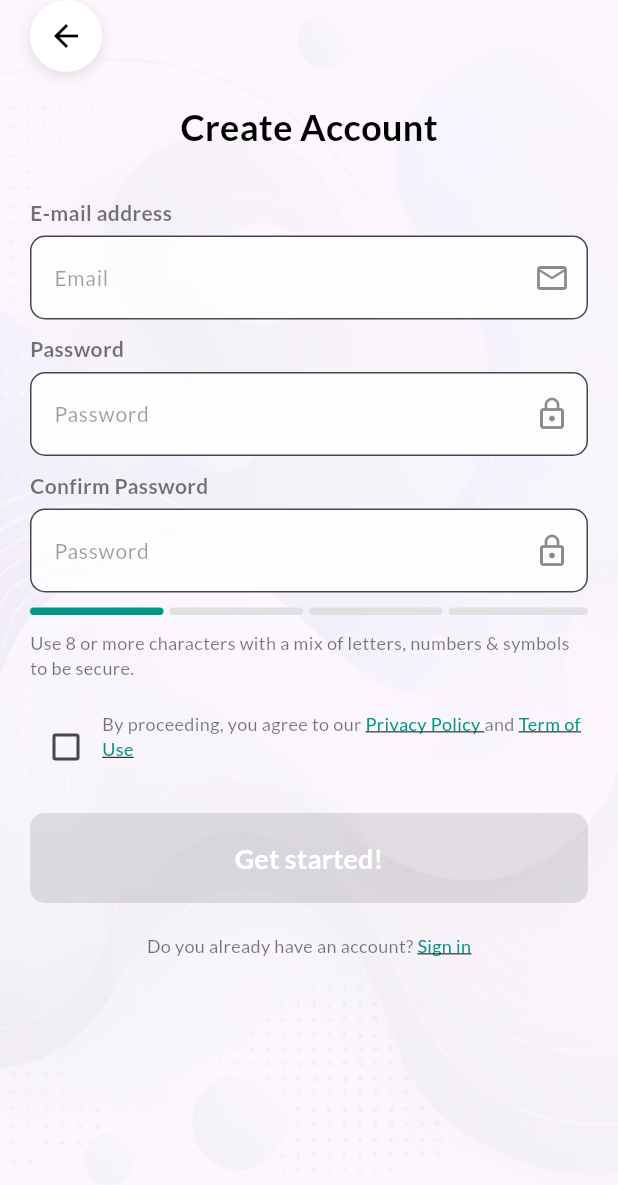
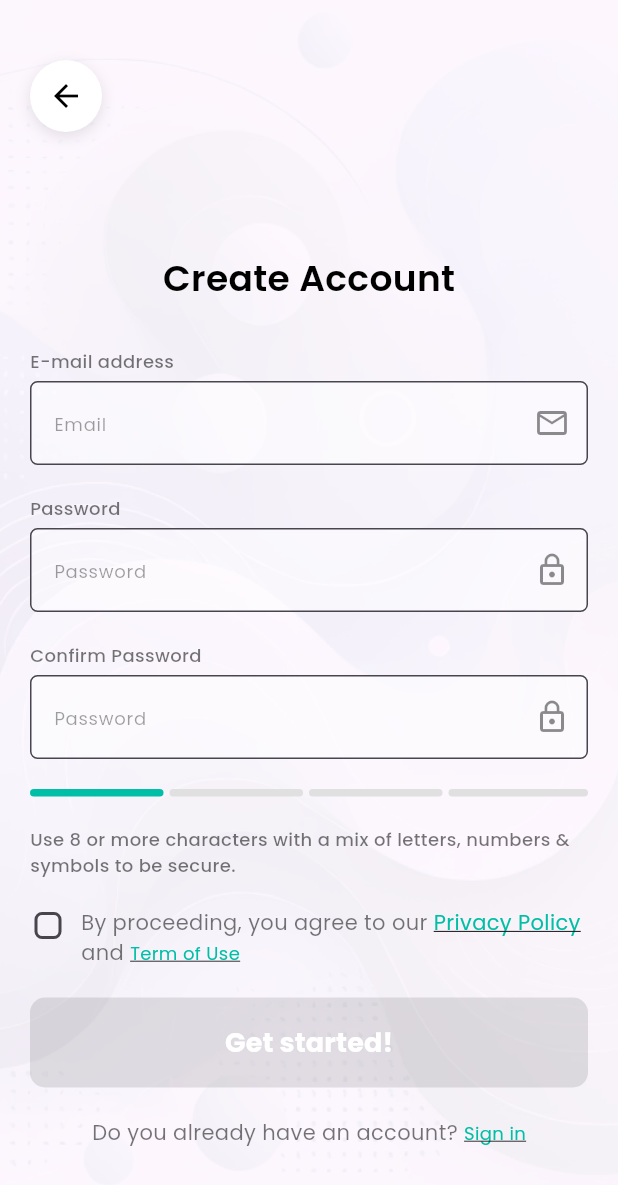
Before and after one commit to AghaMuhammad/FlutterApp, a Flutter app: the screen it shows after launch, after a tap on "Create Account", on a phone screen of 412 x 824 dp. Shown: the top 1185 px of the screen. Run offline on Flutter 3.47's test engine with Material 3 defaults, Android fonts, the phone set to English and light mode, and no system bars; our stand-ins replace font_awesome_flutter, google_fonts.

Commit message:
second-release

```diff
--- a/journya/lib/create_account_screen.dart
+++ b/journya/lib/create_account_screen.dart
@@ -28,7 +28,7 @@ class _CreateAccountScreenState extends State<CreateAccountScreen> {
           // Content
           SafeArea(
             child: Padding(
-              padding: const EdgeInsets.symmetric(horizontal: 20),
+              padding: const EdgeInsets.symmetric(horizontal: 20, vertical: 40),
               child: Column(
                 crossAxisAlignment: CrossAxisAlignment.center,
                 children: [
@@ -57,14 +57,14 @@ class _CreateAccountScreenState extends State<CreateAccountScreen> {
                       ),
                     ),
                   ),
-                  const SizedBox(height: 20),
+                  const SizedBox(height: 80),
                   // Title
                   Text(
                     'Create Account',
-                    style: GoogleFonts.lato(
+                    style: GoogleFonts.poppins(
                       textStyle: const TextStyle(
                         fontSize: 24,
-                        fontWeight: FontWeight.bold,
+                        fontWeight: FontWeight.w600,
                         color: Colors.black,
                       ),
                     ),
@@ -77,7 +77,7 @@ class _CreateAccountScreenState extends State<CreateAccountScreen> {
                     hint: 'Email',
                     icon: Icons.email_outlined,
                   ),
-                  const SizedBox(height: 10),
+                  const SizedBox(height: 20),
                   // Password Field
                   _buildTextField(
                     context,
@@ -86,7 +86,7 @@ class _CreateAccountScreenState extends State<CreateAccountScreen> {
                     icon: Icons.lock_outline,
                     obscureText: true,
                   ),
-                  const SizedBox(height: 10),
+                  const SizedBox(height: 20),
                   // Confirm Password Field
                   _buildTextField(
                     context,
@@ -95,16 +95,17 @@ class _CreateAccountScreenState extends State<CreateAccountScreen> {
                     icon: Icons.lock_outline,
                     obscureText: true,
                   ),
-                  const SizedBox(height: 10),
+                  const SizedBox(height: 20),
                   // Strength Bars
                   _buildStrengthBars(),
-                  const SizedBox(height: 10),
+                  const SizedBox(height: 20),
                   // Password Requirements
                   Text(
                     'Use 8 or more characters with a mix of letters, numbers & symbols to be secure.',
-                    style: GoogleFonts.lato(
+                    style: GoogleFonts.poppins(
                       textStyle: const TextStyle(
                         fontSize: 12,
+                        fontWeight: FontWeight.w500,
                         color: Colors.black54,
                       ),
                     ),
@@ -114,31 +115,42 @@ class _CreateAccountScreenState extends State<CreateAccountScreen> {
                   Row(
                     crossAxisAlignment: CrossAxisAlignment.start,
                     children: [
-                      Checkbox(
+                      Container(
+                        width: 24,
+                        height: 24,
+                        child: Checkbox(
                           value: isChecked,
                           onChanged: (value) {
                             setState(() {
                               isChecked = value!;
                             });
                           },
+                          activeColor: const Color(0xFF00BFA6),
+                          shape: RoundedRectangleBorder(
+                            borderRadius: BorderRadius.circular(5),
                           ),
+                        ),
+                      ),
+                      const SizedBox(width: 10),
                       Expanded(
                         child: Text.rich(
                           TextSpan(
                             text: 'By proceeding, you agree to our ',
-                            style: GoogleFonts.lato(
+                            style: GoogleFonts.poppins(
                               textStyle: const TextStyle(
-                                fontSize: 12,
+                                fontSize: 14,
+                                fontWeight: FontWeight.w400,
                                 color: Colors.black54,
                               ),
                             ),
                             children: [
                               TextSpan(
                                 text: 'Privacy Policy ',
-                                style: GoogleFonts.lato(
+                                style: GoogleFonts.poppins(
                                   textStyle: const TextStyle(
-                                    fontSize: 12,
-                                    color: Colors.teal,
+                                    fontSize: 14,
+                                    fontWeight: FontWeight.w400,
+                                    color: Color(0xFF00BFA6),
                                     decoration: TextDecoration.underline,
                                   ),
                                 ),
@@ -146,10 +158,10 @@ class _CreateAccountScreenState extends State<CreateAccountScreen> {
                               const TextSpan(text: 'and '),
                               TextSpan(
                                 text: 'Term of Use',
-                                style: GoogleFonts.lato(
+                                style: GoogleFonts.poppins(
                                   textStyle: const TextStyle(
                                     fontSize: 12,
-                                    color: Colors.teal,
+                                    color: Color(0xFF00BFA6),
                                     decoration: TextDecoration.underline,
                                   ),
                                 ),
@@ -172,14 +184,14 @@ class _CreateAccountScreenState extends State<CreateAccountScreen> {
                             }
                           : null, // Disable button if not checked
                       style: ElevatedButton.styleFrom(
-                        backgroundColor: Colors.teal,
+                        backgroundColor: const Color(0xFF00BFA6),
                         shape: RoundedRectangleBorder(
                           borderRadius: BorderRadius.circular(10),
                         ),
                       ),
                       child: Text(
                         'Get started!',
-                        style: GoogleFonts.lato(
+                        style: GoogleFonts.poppins(
                           textStyle: const TextStyle(
                             fontSize: 18,
                             fontWeight: FontWeight.bold,
@@ -195,19 +207,20 @@ class _CreateAccountScreenState extends State<CreateAccountScreen> {
                     child: Text.rich(
                       TextSpan(
                         text: 'Do you already have an account? ',
-                        style: GoogleFonts.lato(
+                        style: GoogleFonts.poppins(
                           textStyle: const TextStyle(
-                            fontSize: 12,
+                            fontSize: 14,
+                            fontWeight: FontWeight.w400,
                             color: Colors.black54,
                           ),
                         ),
                         children: [
                           TextSpan(
                             text: 'Sign in',
-                            style: GoogleFonts.lato(
+                            style: GoogleFonts.poppins(
                               textStyle: const TextStyle(
                                 fontSize: 12,
-                                color: Colors.teal,
+                                color: Color(0xFF00BFA6),
                                 decoration: TextDecoration.underline,
                               ),
                             ),
@@ -246,10 +259,10 @@ class _CreateAccountScreenState extends State<CreateAccountScreen> {
       children: [
         Text(
           label,
-          style: GoogleFonts.lato(
+          style: GoogleFonts.poppins(
             textStyle: const TextStyle(
-              fontSize: 14,
-              fontWeight: FontWeight.bold,
+              fontSize: 12,
+              fontWeight: FontWeight.w500,
               color: Colors.black54,
             ),
           ),
@@ -259,18 +272,23 @@ class _CreateAccountScreenState extends State<CreateAccountScreen> {
           obscureText: obscureText,
           decoration: InputDecoration(
             hintText: hint,
-            hintStyle: GoogleFonts.lato(
+            hintStyle: GoogleFonts.poppins(
               textStyle: const TextStyle(
-                fontSize: 14,
+                fontSize: 12,
+                fontWeight: FontWeight.w400,
                 color: Colors.black38,
               ),
             ),
             suffixIcon: Icon(icon, color: Colors.black45),
             filled: true,
-            fillColor: Colors.white.withOpacity(0.8),
+            fillColor: const Color.fromARGB(119, 255, 255, 255),
             border: OutlineInputBorder(
-              borderRadius: BorderRadius.circular(10),
+              borderRadius: BorderRadius.circular(5),
               borderSide: const BorderSide(color: Colors.grey),
+            ),
+            focusedBorder: OutlineInputBorder(
+              borderRadius: BorderRadius.circular(5),
+              borderSide: const BorderSide(color: Color(0xFF00BFA6)),
             ),
           ),
         ),
@@ -289,7 +307,8 @@ class _CreateAccountScreenState extends State<CreateAccountScreen> {
             height: 5,
             margin: EdgeInsets.only(right: index < 3 ? 4 : 0),
             decoration: BoxDecoration(
-              color: index == 0 ? Colors.teal : Colors.grey.shade300,
+              color:
+                  index == 0 ? const Color(0xFF00BFA6) : Colors.grey.shade300,
               borderRadius: BorderRadius.circular(5),
             ),
           ),
--- a/journya/lib/welcome_screen.dart
+++ b/journya/lib/welcome_screen.dart
@@ -25,10 +25,10 @@ class WelcomeScreen extends StatelessWidget {
                 // Enlarged Journya Logo
                 Image.asset(
                   'assets/images/letterJ.png', // Replace with your logo image path
-                  height: 300, // Logo height
-                  width: 300, // Logo width
+                  height: 150, // Logo height
+                  width: 250, // Logo width
                 ),
-                const SizedBox(height: 10), // Reduced space
+                const SizedBox(height: 40), // Reduced space
                 // Sign-in Buttons
                 _buildSignInButton(
                   context,
@@ -61,7 +61,7 @@ class WelcomeScreen extends StatelessWidget {
                     ),
                     Text(
                       'OR',
-                      style: GoogleFonts.lato(
+                      style: GoogleFonts.poppins(
                         textStyle: const TextStyle(
                           fontSize: 14,
                           color: Colors.black54,
@@ -80,7 +80,7 @@ class WelcomeScreen extends StatelessWidget {
                 const SizedBox(height: 16), // Reduced space
                 // Create Account Button
                 SizedBox(
-                  width: 280, // Same width as white buttons
+                  width: 295, // Same width as white buttons
                   height: 50, // Same height as white buttons
                   child: ElevatedButton(
                     onPressed: () {
@@ -90,7 +90,8 @@ class WelcomeScreen extends StatelessWidget {
                       );
                     },
                     style: ElevatedButton.styleFrom(
-                      backgroundColor: Colors.teal, // Green background
+                      backgroundColor:
+                          const Color(0xFF00BFA6), // Green background
                       shape: RoundedRectangleBorder(
                         borderRadius: BorderRadius.circular(10),
                       ),
@@ -100,7 +101,7 @@ class WelcomeScreen extends StatelessWidget {
                     ),
                     child: Text(
                       'Create Account',
-                      style: GoogleFonts.lato(
+                      style: GoogleFonts.poppins(
                         textStyle: const TextStyle(
                           fontSize: 16,
                           fontWeight: FontWeight.bold,
@@ -115,20 +116,19 @@ class WelcomeScreen extends StatelessWidget {
                 Text.rich(
                   TextSpan(
                     text: 'By Signing up, You agree to our ',
-                    style: GoogleFonts.lato(
+                    style: GoogleFonts.poppins(
                       textStyle: const TextStyle(
-                        fontSize: 12,
+                        fontSize: 10,
                         color: Colors.black45,
                       ),
                     ),
                     children: [
                       TextSpan(
                         text: 'Terms and Privacy Policy',
-                        style: GoogleFonts.lato(
+                        style: GoogleFonts.poppins(
                           textStyle: const TextStyle(
-                            fontSize: 12,
-                            color: Colors.teal,
-                            decoration: TextDecoration.underline,
+                            fontSize: 10,
+                            color: Color(0xFF00BFA6),
                           ),
                         ),
                       ),
@@ -147,7 +147,7 @@ class WelcomeScreen extends StatelessWidget {
   // Helper method to create sign-in buttons
   Widget _buildSignInButton(BuildContext context, String text, dynamic icon) {
     return SizedBox(
-      width: 280, // Fixed width
+      width: 295, // Fixed width
       height: 50, // Explicit height for the button
       child: ElevatedButton(
         onPressed: () {
@@ -160,7 +160,8 @@ class WelcomeScreen extends StatelessWidget {
           minimumSize: const Size(280, 50), // Minimum button size
           shape: RoundedRectangleBorder(
             borderRadius: BorderRadius.circular(10),
-            side: const BorderSide(color: Colors.grey), // Add border
+            side: const BorderSide(
+                color: Color.fromARGB(101, 155, 155, 155)), // Add border
           ),
           padding: const EdgeInsets.symmetric(
             vertical: 8,
@@ -169,7 +170,7 @@ class WelcomeScreen extends StatelessWidget {
         child: Row(
           mainAxisAlignment: MainAxisAlignment.start,
           children: [
-            const SizedBox(width: 30), // Left padding for icon
+            const SizedBox(width: 55), // Left padding for icon
             icon is String
                 ? Image.asset(
                     icon, // Google Icon as an image
@@ -179,7 +180,7 @@ class WelcomeScreen extends StatelessWidget {
             const SizedBox(width: 20),
             Text(
               text,
-              style: GoogleFonts.lato(
+              style: GoogleFonts.poppins(
                 textStyle: const TextStyle(
                   fontSize: 16,
                   color: Colors.black87,
```
Also changed, not shown: journya/lib/sign_in_screen.dart (+31 -27 lines), journya/lib/signin.dart (+9 -9 lines). Lines whose indentation alone changed are shown as unchanged.
